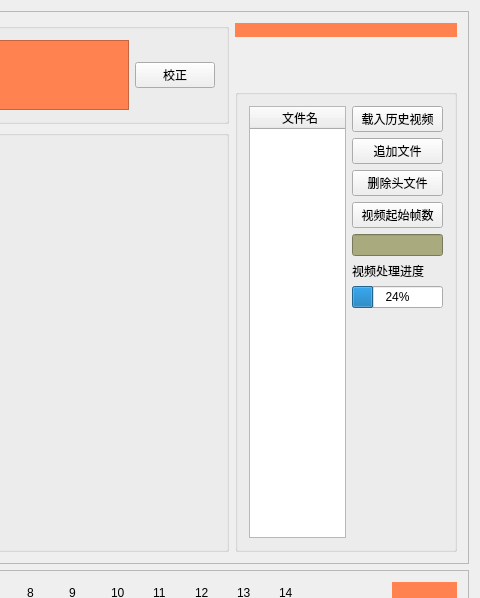
Above: OCRProject/Ui/OcrControl.ui from ThePowerOfSwift/OCR_LIVE_HISTORY before the change; both pictures show x 571 to 1051 and y 0 to 598 of the 1051 by 877 pixel window. Below: the same form after it.
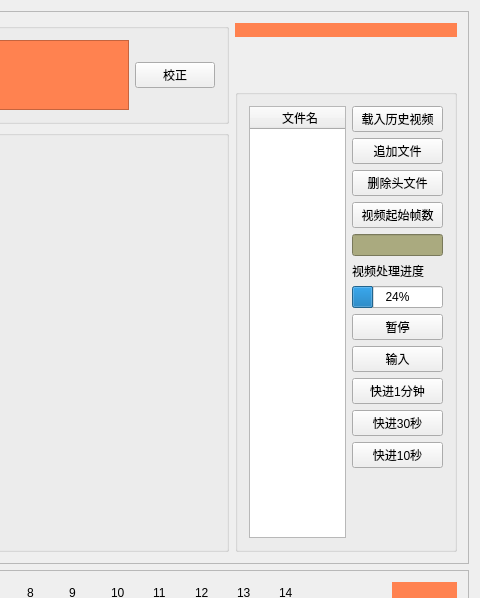
That is the form after the change.

```diff
--- a/OCRProject/Ui/OcrControl.ui
+++ b/OCRProject/Ui/OcrControl.ui
@@ -281,7 +281,7 @@
                       </widget>
                      </item>
                      <item>
-                      <layout class="QVBoxLayout" name="verticalLayout_23" stretch="20,1,20">
+                      <layout class="QVBoxLayout" name="verticalLayout_23" stretch="20,1,0,0,0,0,0,20">
                        <item>
                         <layout class="QVBoxLayout" name="verticalLayout_3">
                          <item>
@@ -339,6 +339,41 @@
                          </item>
                         </layout>
                        </item>
+                       <item>
+                        <widget class="QPushButton" name="stopCaliBtn">
+                         <property name="text">
+                          <string>暂停</string>
+                         </property>
+                        </widget>
+                       </item>
+                       <item>
+                        <widget class="QPushButton" name="acquireUserInputDataBtn">
+                         <property name="text">
+                          <string>输入</string>
+                         </property>
+                        </widget>
+                       </item>
+                       <item>
+                        <widget class="QPushButton" name="advance1MinBtn">
+                         <property name="text">
+                          <string>快进1分钟</string>
+                         </property>
+                        </widget>
+                       </item>
+                       <item>
+                        <widget class="QPushButton" name="advance30SecBtn">
+                         <property name="text">
+                          <string>快进30秒</string>
+                         </property>
+                        </widget>
+                       </item>
+                       <item>
+                        <widget class="QPushButton" name="advance10SecBtn">
+                         <property name="text">
+                          <string>快进10秒</string>
+                         </property>
+                        </widget>
+                       </item>
                        <item>
                         <spacer name="verticalSpacer">
                          <property name="orientation">
```
